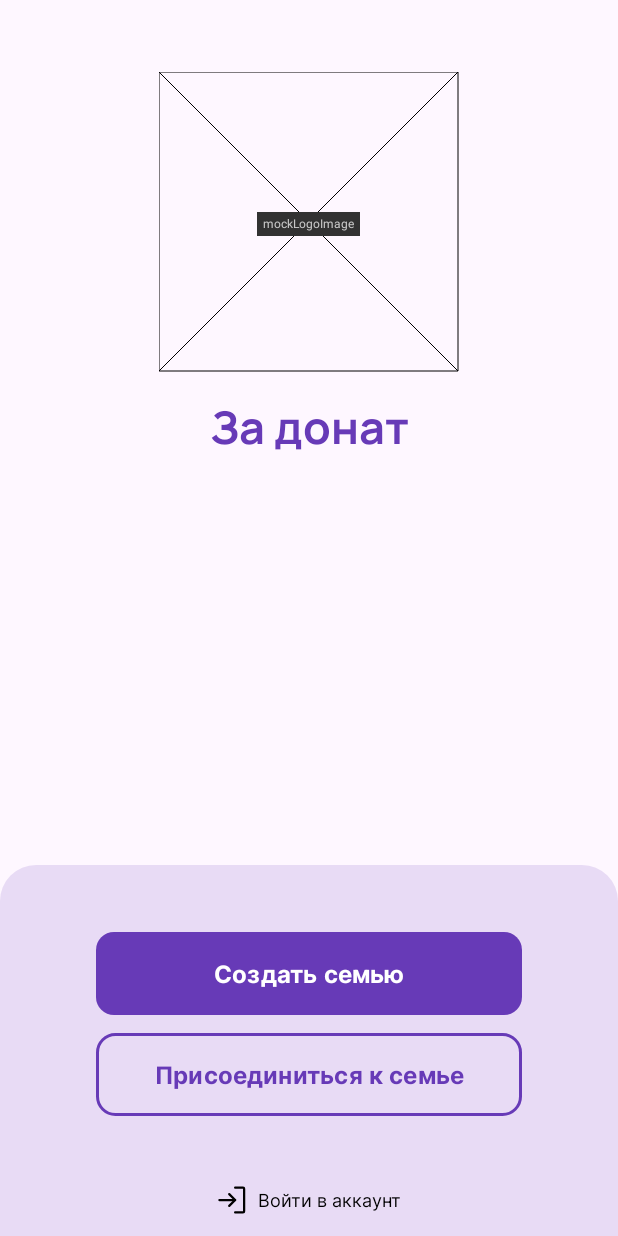
After one commit to xtitaniumx/For-A-Donation, an Android app: the layout activity_register.xml on its own in the app's theme, with its tools: preview values and no code run, on a phone screen of 412 x 824 dp. The commit adds this screen. Run offline under Robolectric (Android 15) with nearby library versions, the phone set to English and light mode, and no system bars.

Commit message:
register activity created

```diff
--- a/app/src/main/AndroidManifest.xml
+++ b/app/src/main/AndroidManifest.xml
@@ -16,6 +16,9 @@
         tools:targetApi="31">
         <activity
             android:name=".presentation.MainActivity"
+            android:exported="false" />
+        <activity
+            android:name=".presentation.RegisterActivity"
             android:exported="true"
             android:label="@string/app_name"
             android:theme="@style/Theme.Donate.NoActionBar">
--- /dev/null
+++ b/app/src/main/java/com/example/donate/presentation/RegisterActivity.kt
@@ -0,0 +1,20 @@
+package com.example.donate.presentation
+
+import androidx.appcompat.app.AppCompatActivity
+import android.os.Bundle
+import com.example.donate.databinding.ActivityRegisterBinding
+
+class RegisterActivity : AppCompatActivity() {
+    private lateinit var binding: ActivityRegisterBinding
+
+    override fun onCreate(savedInstanceState: Bundle?) {
+        super.onCreate(savedInstanceState)
+        binding = ActivityRegisterBinding.inflate(layoutInflater)
+        init()
+        setContentView(binding.root)
+    }
+
+    private fun init() = with(binding) {
+
+    }
+}
--- /dev/null
+++ b/app/src/main/java/com/example/donate/presentation/vm/RegisterViewModel.kt
@@ -0,0 +1,12 @@
+package com.example.donate.presentation.vm
+
+import androidx.lifecycle.ViewModel
+import com.example.donate.domain.usecase.CreateFamilyUseCase
+import com.example.donate.domain.usecase.JoinToFamilyUseCase
+
+class RegisterViewModel(
+    private val createFamilyUseCase: CreateFamilyUseCase,
+    private val joinToFamilyUseCase: JoinToFamilyUseCase
+) : ViewModel() {
+
+}
--- /dev/null
+++ b/app/src/main/res/drawable/bg_button.xml
@@ -0,0 +1,18 @@
+<?xml version="1.0" encoding="utf-8"?>
+<ripple xmlns:android="http://schemas.android.com/apk/res/android"
+    android:color="?android:colorControlHighlight">
+
+    <item android:id="@android:id/mask">
+        <shape android:shape="rectangle">
+            <solid android:color="?android:colorAccent" />
+        </shape>
+    </item>
+
+    <item>
+        <shape android:shape="rectangle">
+            <solid android:color="@color/white" />
+            <corners android:radius="12dp" />
+        </shape>
+    </item>
+
+</ripple>
--- /dev/null
+++ b/app/src/main/res/drawable/bg_button_outline.xml
@@ -0,0 +1,19 @@
+<?xml version="1.0" encoding="utf-8"?>
+<ripple xmlns:android="http://schemas.android.com/apk/res/android"
+    android:color="?android:colorControlHighlight">
+
+    <item android:id="@android:id/mask">
+        <shape android:shape="rectangle">
+            <solid android:color="?android:colorAccent" />
+        </shape>
+    </item>
+
+    <item>
+        <shape android:shape="rectangle">
+            <solid android:color="@color/transparent" />
+            <stroke android:color="@color/primary" android:width="2dp" />
+            <corners android:radius="12dp" />
+        </shape>
+    </item>
+
+</ripple>
--- /dev/null
+++ b/app/src/main/res/drawable/ic_sign_in.xml
@@ -0,0 +1,27 @@
+<vector xmlns:android="http://schemas.android.com/apk/res/android"
+    android:width="24dp"
+    android:height="24dp"
+    android:viewportWidth="256"
+    android:viewportHeight="256">
+  <path
+      android:pathData="M94,170l42,-42l-42,-42"
+      android:strokeLineJoin="round"
+      android:strokeWidth="16"
+      android:fillColor="#00000000"
+      android:strokeColor="#000"
+      android:strokeLineCap="round"/>
+  <path
+      android:pathData="M24,128L136,128"
+      android:strokeLineJoin="round"
+      android:strokeWidth="16"
+      android:fillColor="#00000000"
+      android:strokeColor="#000"
+      android:strokeLineCap="round"/>
+  <path
+      android:pathData="M136,40h56a8,8 0,0 1,8 8V208a8,8 0,0 1,-8 8H136"
+      android:strokeLineJoin="round"
+      android:strokeWidth="16"
+      android:fillColor="#00000000"
+      android:strokeColor="#000"
+      android:strokeLineCap="round"/>
+</vector>
--- /dev/null
+++ b/app/src/main/res/layout/activity_register.xml
@@ -0,0 +1,117 @@
+<?xml version="1.0" encoding="utf-8"?>
+<androidx.constraintlayout.widget.ConstraintLayout xmlns:android="http://schemas.android.com/apk/res/android"
+    xmlns:app="http://schemas.android.com/apk/res-auto"
+    xmlns:tools="http://schemas.android.com/tools"
+    android:layout_width="match_parent"
+    android:layout_height="match_parent"
+    tools:context=".presentation.RegisterActivity">
+
+    <androidx.constraintlayout.utils.widget.MockView
+        android:id="@+id/mockLogoImage"
+        android:layout_width="200dp"
+        android:layout_height="200dp"
+        android:layout_marginTop="48dp"
+        app:layout_constraintEnd_toEndOf="parent"
+        app:layout_constraintStart_toStartOf="parent"
+        app:layout_constraintTop_toTopOf="parent" />
+
+    <TextView
+        android:id="@+id/textAppName"
+        android:layout_width="wrap_content"
+        android:layout_height="wrap_content"
+        android:layout_marginTop="16dp"
+        android:fontFamily="@font/manrope_bold"
+        android:text="@string/app_name"
+        android:textColor="#673AB7"
+        android:textSize="30sp"
+        app:layout_constraintEnd_toEndOf="@+id/mockLogoImage"
+        app:layout_constraintStart_toStartOf="@+id/mockLogoImage"
+        app:layout_constraintTop_toBottomOf="@+id/mockLogoImage" />
+
+    <androidx.constraintlayout.widget.Guideline
+        android:id="@+id/guideLineRegisterCard"
+        android:layout_width="wrap_content"
+        android:layout_height="wrap_content"
+        android:orientation="horizontal"
+        app:layout_constraintGuide_percent="0.7" />
+
+    <com.google.android.material.imageview.ShapeableImageView
+        android:id="@+id/cardRegister"
+        android:layout_width="0dp"
+        android:layout_height="0dp"
+        android:background="#25673AB7"
+        android:elevation="0dp"
+        app:layout_constraintBottom_toBottomOf="parent"
+        app:layout_constraintEnd_toEndOf="parent"
+        app:layout_constraintStart_toStartOf="parent"
+        app:layout_constraintTop_toTopOf="@+id/guideLineRegisterCard"
+        app:shapeAppearance="?attr/shapeAppearanceMediumComponent"
+        app:shapeAppearanceOverlay="@style/ShapeAppearanceOverlay.App.Card.Media" />
+
+    <androidx.constraintlayout.widget.ConstraintLayout
+        android:layout_width="0dp"
+        android:layout_height="0dp"
+        app:layout_constraintBottom_toBottomOf="@+id/cardRegister"
+        app:layout_constraintEnd_toEndOf="parent"
+        app:layout_constraintStart_toStartOf="@+id/cardRegister"
+        app:layout_constraintTop_toTopOf="@+id/guideLineRegisterCard">
+
+        <LinearLayout
+            android:layout_width="match_parent"
+            android:layout_height="wrap_content"
+            android:layout_marginStart="64dp"
+            android:layout_marginTop="8dp"
+            android:layout_marginEnd="64dp"
+            android:layout_marginBottom="8dp"
+            android:orientation="vertical"
+            app:layout_constraintBottom_toTopOf="@+id/txtSignIn"
+            app:layout_constraintEnd_toEndOf="parent"
+            app:layout_constraintStart_toStartOf="parent"
+            app:layout_constraintTop_toTopOf="parent">
+
+            <Button
+                android:id="@+id/buttonCreateFamily"
+                android:layout_width="match_parent"
+                android:layout_height="wrap_content"
+                android:background="@drawable/bg_button"
+                android:fontFamily="@font/inter_bold"
+                android:paddingTop="12dp"
+                android:paddingBottom="12dp"
+                android:text="Создать семью"
+                android:textSize="16sp" />
+
+            <Button
+                android:id="@+id/buttonJoinToFamily"
+                android:layout_width="match_parent"
+                android:layout_height="wrap_content"
+                android:layout_marginTop="12dp"
+                android:background="@drawable/bg_button_outline"
+                android:fontFamily="@font/inter_bold"
+                android:paddingTop="12dp"
+                android:paddingBottom="12dp"
+                android:text="Присоединиться к семье"
+                android:textColor="@color/primary"
+                android:textSize="16sp" />
+        </LinearLayout>
+
+        <TextView
+            android:id="@+id/txtSignIn"
+            android:layout_width="wrap_content"
+            android:layout_height="wrap_content"
+            android:layout_marginStart="16dp"
+            android:layout_marginEnd="16dp"
+            android:layout_marginBottom="12dp"
+            android:drawablePadding="4dp"
+            android:fontFamily="@font/inter_regular"
+            android:gravity="center_vertical"
+            android:text="Войти в аккаунт"
+            android:textColor="#000000"
+            android:textSize="12sp"
+            app:drawableStartCompat="@drawable/ic_sign_in"
+            app:layout_constraintBottom_toBottomOf="parent"
+            app:layout_constraintEnd_toEndOf="parent"
+            app:layout_constraintStart_toStartOf="parent" />
+
+    </androidx.constraintlayout.widget.ConstraintLayout>
+
+</androidx.constraintlayout.widget.ConstraintLayout>
--- a/app/src/main/res/values/colors.xml
+++ b/app/src/main/res/values/colors.xml
@@ -1,5 +1,9 @@
 <?xml version="1.0" encoding="utf-8"?>
 <resources>
+    <color name="primary">#673AB7</color>
+    <color name="secondary">#9166DC</color>
+    <color name="transparent">#00FFFFFF</color>
+
     <color name="purple_200">#FFBB86FC</color>
     <color name="purple_500">#FF6200EE</color>
     <color name="purple_700">#FF3700B3</color>
--- a/app/src/main/res/values/themes.xml
+++ b/app/src/main/res/values/themes.xml
@@ -2,11 +2,11 @@
     <!-- Base application theme. -->
     <style name="Theme.Donate" parent="Theme.Material3.DayNight">
         <!-- Primary brand color. -->
-        <item name="colorPrimary">@color/purple_500</item>
+        <item name="colorPrimary">@color/primary</item>
         <item name="colorPrimaryVariant">@color/purple_700</item>
         <item name="colorOnPrimary">@color/white</item>
         <!-- Secondary brand color. -->
-        <item name="colorSecondary">@color/teal_200</item>
+        <item name="colorSecondary">@color/secondary</item>
         <item name="colorSecondaryVariant">@color/teal_700</item>
         <item name="colorOnSecondary">@color/black</item>
         <!-- Status bar color. -->
@@ -28,4 +28,12 @@
         <item name="cornerFamily">rounded</item>
         <item name="cornerSize">50%</item>
     </style>
+
+    <style name="ShapeAppearanceOverlay.App.Card.Media" parent="">
+        <item name="cornerFamily">rounded</item>
+        <item name="cornerSizeTopRight">24dp</item>
+        <item name="cornerSizeTopLeft">24dp</item>
+        <item name="cornerSizeBottomRight">0dp</item>
+        <item name="cornerSizeBottomLeft">0dp</item>
+    </style>
 </resources>
```
Also changed, not shown: app/src/main/res/values/strings.xml (line endings or trailing spaces), domain/src/main/java/com/example/donate/domain/model/FamilyItem.kt (line endings or trailing spaces).
